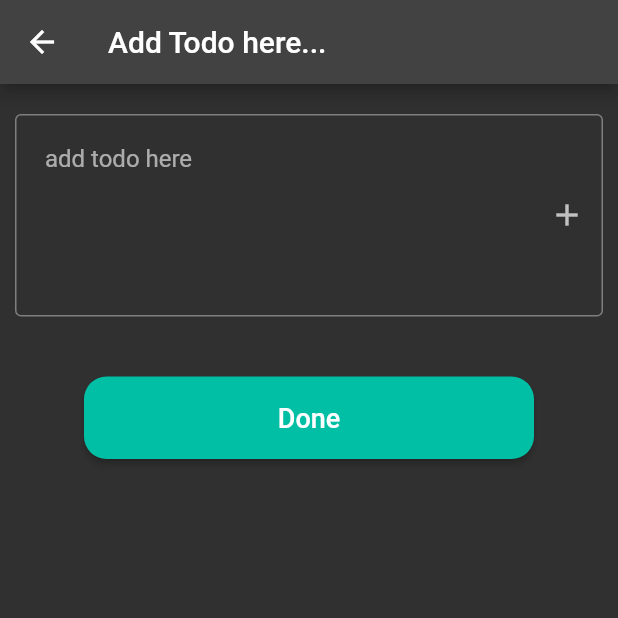
After one commit to sanik99/Riverpod, a Flutter app: the screen it shows after launch, after a tap on the "add" icon, on a phone screen of 412 x 824 dp, the top half of it. The commit adds this screen. Run offline on Flutter 3.47's test engine with Material 2 defaults, Android fonts, the phone set to English and light mode, and no system bars; our stand-ins replace flutter_riverpod, fluttertoast, get.

Commit message:
completed todo app

```diff
--- a/lib/main.dart
+++ b/lib/main.dart
@@ -1,110 +1,182 @@
 import 'package:flutter/material.dart';
 import 'package:flutter_riverpod/flutter_riverpod.dart';
-import 'package:fluttertoast/fluttertoast.dart';
+import 'package:get/get.dart';
+import 'package:riverpod_app/detailsPage.dart';
+import 'package:riverpod_app/models/todo.dart';
+import 'package:riverpod_app/providers/todoProvider.dart';
+import 'package:riverpod_app/todoScreen.dart';
+import 'package:riverpod_app/widgets/toas.dart';
 
 void main() {
-  runApp(
-      // wrap the entire app with the providerScope so that widgets
-      // will able to read providers
-      const ProviderScope(
-    child: MaterialApp(
-      title: 'Riverpod App',
-      home: MyApp(),
+  runApp(ProviderScope(
+    child: GetMaterialApp(
+      debugShowCheckedModeBanner: false,
+      title: 'TodoApp',
+      theme: ThemeData.dark(),
+      home: TodoApp(),
     ),
   ));
 }
 
-// provider that returns a string value
-// Provider is made up of three things
-// 1. The declaration: "final helloWorld" is the global variable that will be used to read the state of the provider
-// 2. The Provider: "Provider<String>" tells us what kind of provider are we using and the type of state it holds
-// 3. A function that creates the state. This gives us a "ref" parameter
-// that we use to read the providers, performs some custom dispose logic, and more.
-// final helloWorld = Provider<String>((ref) => 'Hello World');
-
-final nameProvider =
-    Provider<String>((ref) => 'My name is Sanik Kumar Shrestha');
-
-final counterStateProvider = StateProvider<int>((ref) {
-  return 0;
-});
-
-// 1. widget class now extends "ConsumerWidget"
-class MyApp extends StatelessWidget {
-  const MyApp({super.key});
+class TodoApp extends StatelessWidget {
+  final txtArea = TextEditingController();
 
   @override
-  // 2. build method has now extra "WidgetRef" argument
   Widget build(BuildContext context) {
-    print('build running');
-    // final name = ref.watch(nameProvider);
     return SafeArea(
-      child: Scaffold(body: Consumer(builder: (context, ref, child) {
-        final counter = ref.watch(counterStateProvider);
+      child: Scaffold(
+        appBar: AppBar(
+          title: const Text('Simple Todo App'),
+        ),
+        body: Consumer(builder: (context, ref, child) {
+          final todoList = ref.watch(listOfTodoProvider);
+          return Stack(
+            children: [
+              Column(
+                children: [
+                  // Padding(
+                  //   padding: const EdgeInsets.all(8.0),
+                  //   child: TextFormField(
+                  //     controller: txtArea,
+                  //     onFieldSubmitted: (value) {
+                  //       if (value.isEmpty) {
+                  //         ToastShow.Message('Can\'t add empty fields');
+                  //       } else {
+                  //         final newTodo = TodoModels(
+                  //             title: value,
+                  //             dateTime: DateTime.now().toIso8601String());
 
-        return Column(
-          // crossAxisAlignment: CrossAxisAlignment.center,
-          mainAxisAlignment: MainAxisAlignment.center,
-          // mainAxisSize: MainAxisSize.min,
+                  //         ref.read(listOfTodoProvider.notifier).add(newTodo);
+
+                  //         txtArea.clear();
+                  //       }
+                  //       // print(value);
+                  //     },
+                  //     decoration: const InputDecoration(
+                  //         contentPadding: EdgeInsets.symmetric(
+                  //             horizontal: 20, vertical: 20),
+                  //         hintText: 'add todo here',
+                  //         border: OutlineInputBorder(),
+                  //         // prefixIcon: Icon(Icons.add),
+                  //         suffixIcon: Icon(Icons.add)),
+                  //     // maxLength: 1,
+                  //   ),
+                  // ),
+
+                  Expanded(
+                    child: ListView.builder(
+                      itemCount: todoList.length,
+                      itemBuilder: (context, index) {
+                        final todos = todoList[index];
+                        return ListTile(
+                          onTap: () {
+                            Get.to(() => TodoDetails(
+                                title: todoList[index].title,
+                                dateTime: todoList[index].dateTime));
+                          },
+                          // leading: Icon(Icons.add),
+                          title: Text(
+                            todos.title,
+                            style: const TextStyle(
+                                fontWeight: FontWeight.w600, fontSize: 18),
+                            maxLines: 1,
+                            overflow: TextOverflow.ellipsis,
+                          ),
+                          subtitle: Text(todos.dateTime),
+                          trailing: Row(
+                            mainAxisAlignment: MainAxisAlignment.end,
+                            mainAxisSize: MainAxisSize.min,
                             children: [
-            Spacer(),
-            Center(
-              child: Text(
-                '$counter',
-                style: const TextStyle(fontSize: 50),
+                              IconButton(
+                                  padding: EdgeInsets.zero,
+                                  constraints: const BoxConstraints(),
+                                  onPressed: () {
+                                    showDialog(
+                                        context: context,
+                                        builder: (context) {
+                                          final titleController =
+                                              TextEditingController(
+                                                  text: todos.title);
+                                          return AlertDialog(
+                                            title: const Text(
+                                                'Update your todo here'),
+                                            content: TextFormField(
+                                              controller: titleController,
+                                              // initialValue: todos.title,
+                                              textInputAction:
+                                                  TextInputAction.newline,
+                                              keyboardType:
+                                                  TextInputType.multiline,
+                                              minLines: 3,
+                                              maxLines: null,
+                                              decoration: const InputDecoration(
+                                                border: OutlineInputBorder(),
                                               ),
+                                              // onFieldSubmitted: (value) {
+                                              //   newTitle = value;
+                                              // },
                                             ),
-            const SizedBox(height: 300),
-            Padding(
-              padding: const EdgeInsets.all(20.0),
-              child: Row(
-                mainAxisAlignment: MainAxisAlignment.spaceBetween,
-                children: [
-                  ElevatedButton(
+                                            actions: [
+                                              TextButton(
                                                   onPressed: () {
-                      // chamge the state on the button callback
-                      ref.watch(counterStateProvider.notifier).state++;
-                    },
-                    style: ElevatedButton.styleFrom(
-                      backgroundColor: Colors.green,
-                      fixedSize: const Size(70, 70),
-                      shape: const CircleBorder(),
-                    ),
-                    child: const Text(
-                      '+',
-                      style: TextStyle(fontSize: 40),
-                    ),
-                  ),
-                  ElevatedButton(
-                    onPressed: () {
-                      if (counter > 0) {
-                        // chamge the state on the button callback
-                        ref.watch(counterStateProvider.notifier).state--;
+                                                    final newTitle =
+                                                        titleController.text;
+
+                                                    if (newTitle.isEmpty) {
+                                                      ToastShow.Message(
+                                                          'Can\'t add empty value');
                                                     } else {
-                        Fluttertoast.showToast(
-                            msg: 'Can\'t decrease from 0',
-                            toastLength: Toast.LENGTH_SHORT,
-                            gravity: ToastGravity.BOTTOM,
-                            backgroundColor: Colors.amber,
-                            textColor: Colors.white);
+                                                      ref
+                                                          .read(
+                                                              listOfTodoProvider
+                                                                  .notifier)
+                                                          .update(TodoModels(
+                                                              title: newTitle,
+                                                              dateTime: todos
+                                                                  .dateTime));
+                                                      Navigator.pop(context);
                                                     }
                                                   },
-                    style: ElevatedButton.styleFrom(
-                      backgroundColor: Colors.red,
-                      fixedSize: const Size(70, 70),
-                      shape: const CircleBorder(),
+                                                  // },
+                                                  child: const Text('Done'))
+                                            ],
+                                          );
+                                        });
+                                  },
+                                  icon: const Icon(Icons.edit)),
+                              const SizedBox(width: 20),
+                              IconButton(
+                                  padding: EdgeInsets.zero,
+                                  constraints: const BoxConstraints(),
+                                  onPressed: () {
+                                    ref
+                                        .read(listOfTodoProvider.notifier)
+                                        .delete(todos);
+                                  },
+                                  icon: const Icon(Icons.delete)),
+                            ],
                           ),
-                    child: const Text(
-                      '-',
-                      style: TextStyle(fontSize: 50),
+                        );
+                      },
                     ),
                   ),
                 ],
               ),
-            ),
+              Positioned(
+                left: 290,
+                right: 0,
+                bottom: 20,
+                child: FloatingActionButton(
+                    backgroundColor: Colors.lime.shade700,
+                    onPressed: () {
+                      Get.to(() => TodoScreen());
+                    },
+                    child: const Icon(Icons.add)),
+              )
             ],
           );
-      })),
+        }),
+      ),
     );
   }
 }
--- /dev/null
+++ b/lib/models/todo.dart
@@ -0,0 +1,8 @@
+import 'package:flutter/material.dart';
+
+class TodoModels {
+  final String title;
+  final String dateTime;
+
+  TodoModels({required this.title, required this.dateTime});
+}
--- /dev/null
+++ b/lib/providers/todoProvider.dart
@@ -0,0 +1,34 @@
+import 'package:flutter_riverpod/flutter_riverpod.dart';
+import 'package:riverpod_app/models/todo.dart';
+
+final listOfTodoProvider =
+    StateNotifierProvider<TodoProvider, List<TodoModels>>(
+  (ref) => TodoProvider([
+    TodoModels(
+        title: 'My first todo', dateTime: DateTime.now().toIso8601String())
+  ]),
+);
+
+class TodoProvider extends StateNotifier<List<TodoModels>> {
+  TodoProvider(super.state);
+
+  add(TodoModels todoModels) {
+    state = [...state, todoModels];
+    // state.add(todoModels);
+  }
+
+  delete(TodoModels todoModels) {
+    state.remove(todoModels);
+    state = [...state];
+  }
+
+  update(TodoModels newTodoModels) {
+    final previousTodo = state
+        .firstWhere((element) => element.dateTime == newTodoModels.dateTime);
+
+    state = [
+      for (final m in state)
+        if (m == previousTodo) newTodoModels else m
+    ];
+  }
+}
--- /dev/null
+++ b/lib/todoScreen.dart
@@ -0,0 +1,78 @@
+import 'package:flutter/material.dart';
+import 'package:flutter_riverpod/flutter_riverpod.dart';
+import 'package:riverpod_app/models/todo.dart';
+import 'package:riverpod_app/providers/todoProvider.dart';
+import 'package:riverpod_app/widgets/toas.dart';
+
+class TodoScreen extends StatelessWidget {
+  final txtArea = TextEditingController();
+  @override
+  Widget build(BuildContext context) {
+    return Consumer(
+      builder: (context, ref, child) {
+        return SafeArea(
+          child: Scaffold(
+            appBar: AppBar(
+              title: Text('Add Todo here...'),
+            ),
+            body: SingleChildScrollView(
+              child: Padding(
+                padding: const EdgeInsets.only(top: 20, left: 10, right: 10),
+                child: Column(
+                  // mainAxisAlignment: MainAxisAlignment.center,
+                  children: [
+                    TextFormField(
+                      controller: txtArea,
+                      // onFieldSubmitted: (value) {
+                      //   // print(value);
+                      // },
+                      decoration: const InputDecoration(
+                        contentPadding:
+                            EdgeInsets.symmetric(horizontal: 20, vertical: 20),
+                        hintText: 'add todo here',
+                        border: OutlineInputBorder(),
+                        // prefixIcon: Icon(Icons.add),
+                        suffixIcon: Icon(Icons.add),
+                      ),
+                      // maxLength: 1,
+                      minLines: 5,
+                      maxLines: null,
+                    ),
+                    const SizedBox(height: 40),
+                    ElevatedButton(
+                        style: ElevatedButton.styleFrom(
+                            minimumSize: Size(300, 55),
+                            shape: RoundedRectangleBorder(
+                              borderRadius: BorderRadius.circular(15),
+                            ),
+                            backgroundColor: Colors.tealAccent.shade700),
+                        onPressed: () {
+                          final value = txtArea.text;
+                          if (value.isEmpty) {
+                            ToastShow.Message('Can\'t add empty fields');
+                          } else {
+                            final newTodo = TodoModels(
+                                title: value,
+                                dateTime: DateTime.now().toIso8601String());
+
+                            ref.read(listOfTodoProvider.notifier).add(newTodo);
+
+                            txtArea.clear();
+
+                            Navigator.pop(context);
+                          }
+                        },
+                        child: const Text(
+                          'Done',
+                          style: TextStyle(fontSize: 18),
+                        ))
+                  ],
+                ),
+              ),
+            ),
+          ),
+        );
+      },
+    );
+  }
+}
--- a/pubspec.yaml
+++ b/pubspec.yaml
@@ -37,6 +37,7 @@ dependencies:
   cupertino_icons: ^1.0.2
   fluttertoast: ^8.2.1
   flutter_riverpod: ^2.3.1
+  get: ^4.6.5
 
 dev_dependencies:
   flutter_test:
```
Also changed, not shown: lib/detailsPage.dart (added, +52 -0 lines), lib/widgets/toas.dart (added, +14 -0 lines), pubspec.lock. Lines whose indentation alone changed are shown as unchanged.
